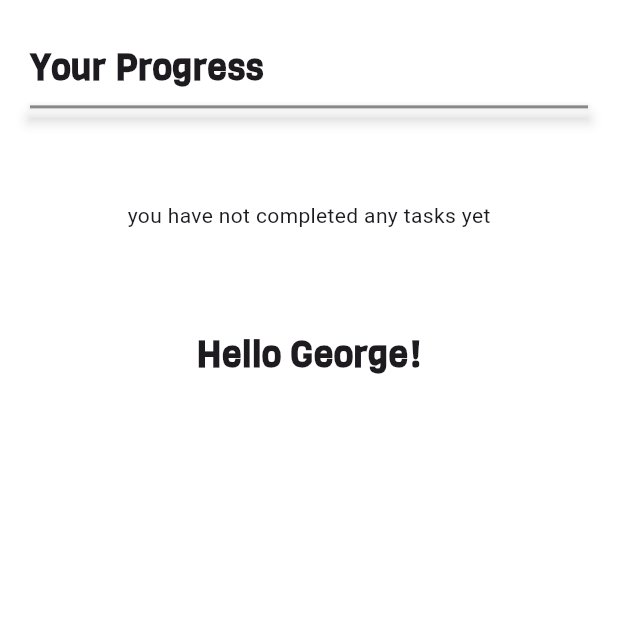
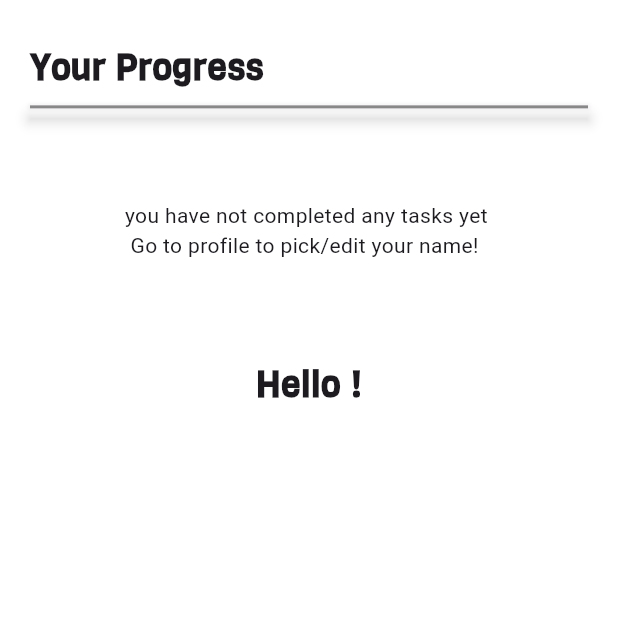
Before and after one commit to anagnole/UI_UX_36, a Flutter app: the HomePage screen opened directly, on a phone screen of 412 x 824 dp, the top half of it. Run offline on Flutter 3.47's test engine with Material 3 defaults, Android fonts, the phone set to English and light mode, and no system bars; our stand-ins replace camera, charts_flutter, flutter_svg, geocoding, location, shared_preferences and 2 more; missing offline and left inert: google_ml_kit; accounts and stored records are empty.

Commit message:
maybe final?

```diff
--- a/lib/service/database/database_service.dart
+++ b/lib/service/database/database_service.dart
@@ -34,7 +34,6 @@ class DatabaseService {
     );
     //final SharedPreferences prefs = await SharedPreferences.getInstance();
     //await prefs.setString('name', 'George');
-    print('ooooooooo');
     //await prefs.setBool('hasCompletedOnBoarding', false);
     //await SnapgoalsDB().createTable(database);
 
@@ -44,7 +43,7 @@ class DatabaseService {
   Future<void> create(Database database, int version) async {
     final SharedPreferences prefs = await SharedPreferences.getInstance();
 
-    await prefs.setString('name', 'George');
+    await prefs.setString('name', '');
     await prefs.setBool('hasCompletedOnBoarding', false);
 
     await SnapgoalsDB().createTable(database);
--- a/lib/src/navigation/routes/home/widgets/pie_chart.dart
+++ b/lib/src/navigation/routes/home/widgets/pie_chart.dart
@@ -39,7 +39,8 @@ class PieChartWidget extends StatelessWidget {
               )
             ];
             if (sums[0] + sums[1] + sums[2] == 0) {
-              return Text("you have not completed any tasks yet");
+              return const Text(
+                  "you have not completed any tasks yet \n Go to profile to pick/edit your name!");
             } else {
               var chart = charts.PieChart(
                 seriesList,
```
Also changed, not shown: lib/service/database/snapgoals_db.dart (+28 -28 lines), lib/src/navigation/routes/gallery/widgets/task_page.dart (+5 -2 lines).
